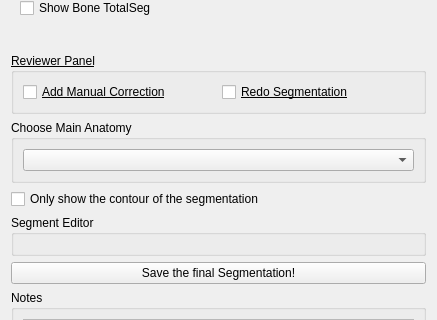
Old version of the form slicer_plugin/SlicerNNInteractive/Resources/UI/SlicerNNInteractive.ui in the repository xinyiwan/SlicerNNInteractive_BT; both pictures show x 0 to 437 and y 666 to 986 of the 437 by 1557 pixel window.
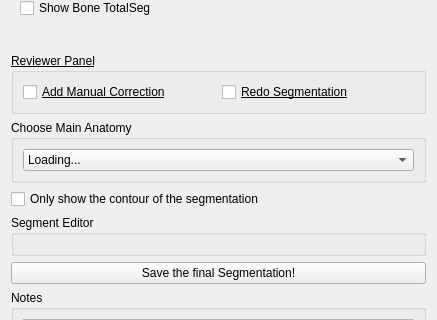
New version of the form. Custom widgets are drawn as their Qt base class.

Commit message: ui error on anotomybox

```diff
--- a/slicer_plugin/SlicerNNInteractive/Resources/UI/SlicerNNInteractive.ui
+++ b/slicer_plugin/SlicerNNInteractive/Resources/UI/SlicerNNInteractive.ui
@@ -518,6 +518,11 @@
      <layout class="QHBoxLayout" name="horizontalLayout_2">
       <item>
        <widget class="QComboBox" name="AnatomyBox">
+        <item>
+         <property name="text">
+          <string>Loading...</string>
+         </property>
+        </item>
        </widget>
       </item>
      </layout>
```
